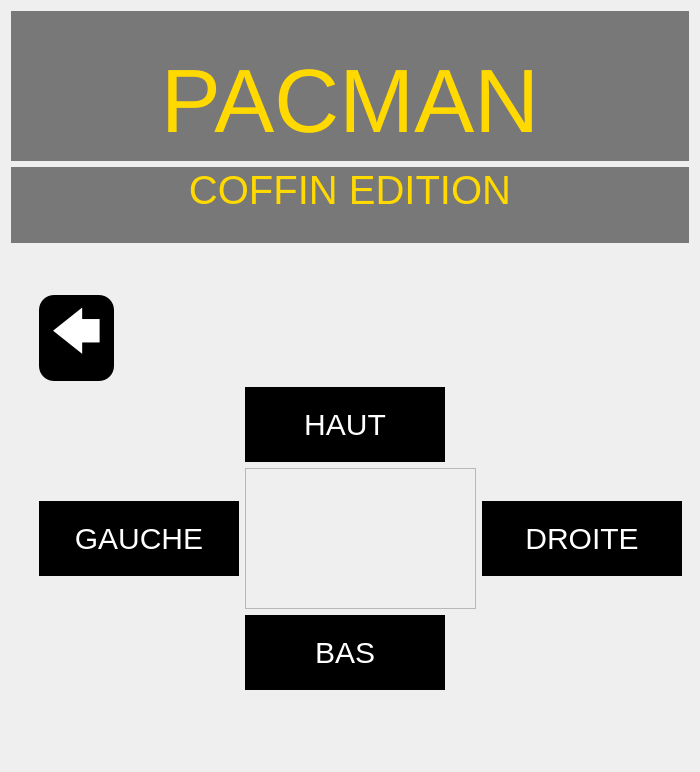
First picture: the form in menu.ui, repository jolignier/pacman, before the edit.
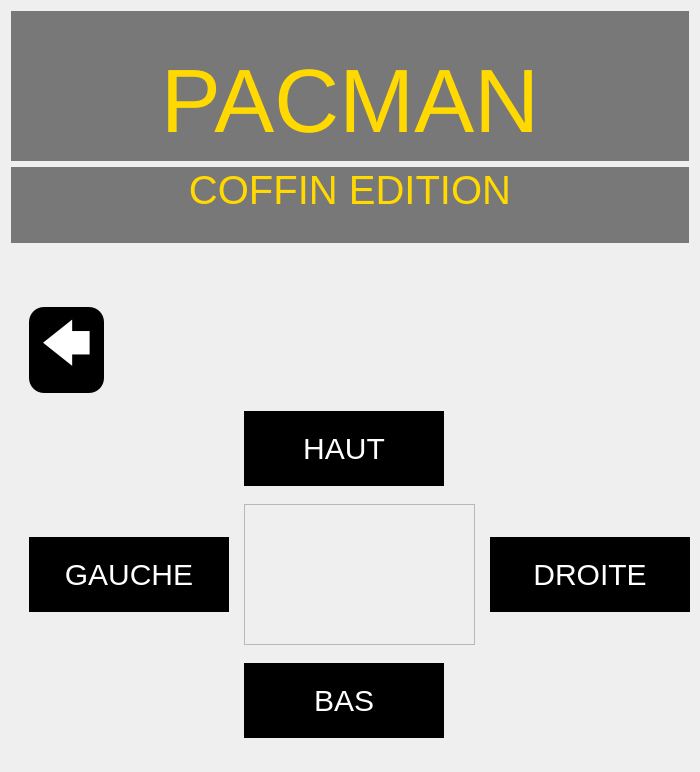
Second picture: the form after the edit. The open tabs and pages were chosen to show the change. Icons and pictures are not drawn.

Commit message: Added score management for menu

```diff
--- a/menu.ui
+++ b/menu.ui
@@ -306,99 +306,7 @@
      </widget>
      <widget class="QWidget" name="helpMenu">
       <layout class="QGridLayout" name="gridLayout">
-       <item row="2" column="1">
-        <widget class="QLabel" name="left">
-         <property name="sizePolicy">
-          <sizepolicy hsizetype="Fixed" vsizetype="Fixed">
-           <horstretch>0</horstretch>
-           <verstretch>0</verstretch>
-          </sizepolicy>
-         </property>
-         <property name="minimumSize">
-          <size>
-           <width>200</width>
-           <height>75</height>
-          </size>
-         </property>
-         <property name="text">
-          <string>GAUCHE</string>
-         </property>
-         <property name="alignment">
-          <set>Qt::AlignCenter</set>
-         </property>
-        </widget>
-       </item>
-       <item row="2" column="0">
-        <spacer name="horizontalSpacer_4">
-         <property name="orientation">
-          <enum>Qt::Horizontal</enum>
-         </property>
-         <property name="sizeHint" stdset="0">
-          <size>
-           <width>40</width>
-           <height>20</height>
-          </size>
-         </property>
-        </spacer>
-       </item>
-       <item row="0" column="2">
-        <spacer name="verticalSpacer_6">
-         <property name="orientation">
-          <enum>Qt::Vertical</enum>
-         </property>
-         <property name="sizeHint" stdset="0">
-          <size>
-           <width>20</width>
-           <height>40</height>
-          </size>
-         </property>
-        </spacer>
-       </item>
-       <item row="0" column="1">
-        <widget class="QPushButton" name="return_btn">
-         <property name="sizePolicy">
-          <sizepolicy hsizetype="Fixed" vsizetype="Fixed">
-           <horstretch>0</horstretch>
-           <verstretch>0</verstretch>
-          </sizepolicy>
-         </property>
-         <property name="minimumSize">
-          <size>
-           <width>75</width>
-           <height>75</height>
-          </size>
-         </property>
-         <property name="styleSheet">
-          <string notr="true"/>
-         </property>
-         <property name="text">
-          <string>🡄</string>
-         </property>
-        </widget>
-       </item>
-       <item row="2" column="3">
-        <widget class="QLabel" name="right">
-         <property name="sizePolicy">
-          <sizepolicy hsizetype="Fixed" vsizetype="Fixed">
-           <horstretch>0</horstretch>
-           <verstretch>0</verstretch>
-          </sizepolicy>
-         </property>
-         <property name="minimumSize">
-          <size>
-           <width>200</width>
-           <height>75</height>
-          </size>
-         </property>
-         <property name="text">
-          <string>DROITE</string>
-         </property>
-         <property name="alignment">
-          <set>Qt::AlignCenter</set>
-         </property>
-        </widget>
-       </item>
-       <item row="1" column="2">
+       <item row="1" column="1">
         <widget class="QLabel" name="up">
          <property name="sizePolicy">
           <sizepolicy hsizetype="Fixed" vsizetype="Fixed">
@@ -420,8 +328,8 @@
          </property>
         </widget>
        </item>
-       <item row="3" column="2">
-        <widget class="QLabel" name="down">
+       <item row="2" column="0">
+        <widget class="QLabel" name="left">
          <property name="sizePolicy">
           <sizepolicy hsizetype="Fixed" vsizetype="Fixed">
            <horstretch>0</horstretch>
@@ -435,40 +343,14 @@
           </size>
          </property>
          <property name="text">
-          <string>BAS</string>
+          <string>GAUCHE</string>
          </property>
          <property name="alignment">
           <set>Qt::AlignCenter</set>
          </property>
         </widget>
        </item>
-       <item row="4" column="2">
-        <spacer name="verticalSpacer_5">
-         <property name="orientation">
-          <enum>Qt::Vertical</enum>
-         </property>
-         <property name="sizeHint" stdset="0">
-          <size>
-           <width>20</width>
-           <height>40</height>
-          </size>
-         </property>
-        </spacer>
-       </item>
-       <item row="2" column="4">
-        <spacer name="horizontalSpacer_3">
-         <property name="orientation">
-          <enum>Qt::Horizontal</enum>
-         </property>
-         <property name="sizeHint" stdset="0">
-          <size>
-           <width>40</width>
-           <height>20</height>
-          </size>
-         </property>
-        </spacer>
-       </item>
-       <item row="2" column="2">
+       <item row="2" column="1">
         <widget class="QFrame" name="arrows_picture">
          <property name="sizePolicy">
           <sizepolicy hsizetype="Fixed" vsizetype="Fixed">
@@ -495,6 +377,72 @@
          </property>
         </widget>
        </item>
+       <item row="0" column="0">
+        <widget class="QPushButton" name="return_btn">
+         <property name="sizePolicy">
+          <sizepolicy hsizetype="Fixed" vsizetype="Fixed">
+           <horstretch>0</horstretch>
+           <verstretch>0</verstretch>
+          </sizepolicy>
+         </property>
+         <property name="minimumSize">
+          <size>
+           <width>75</width>
+           <height>75</height>
+          </size>
+         </property>
+         <property name="styleSheet">
+          <string notr="true"/>
+         </property>
+         <property name="text">
+          <string>🡄</string>
+         </property>
+        </widget>
+       </item>
+       <item row="2" column="2">
+        <widget class="QLabel" name="right">
+         <property name="sizePolicy">
+          <sizepolicy hsizetype="Fixed" vsizetype="Fixed">
+           <horstretch>0</horstretch>
+           <verstretch>0</verstretch>
+          </sizepolicy>
+         </property>
+         <property name="minimumSize">
+          <size>
+           <width>200</width>
+           <height>75</height>
+          </size>
+         </property>
+         <property name="text">
+          <string>DROITE</string>
+         </property>
+         <property name="alignment">
+          <set>Qt::AlignCenter</set>
+         </property>
+        </widget>
+       </item>
+       <item row="3" column="1">
+        <widget class="QLabel" name="down">
+         <property name="sizePolicy">
+          <sizepolicy hsizetype="Fixed" vsizetype="Fixed">
+           <horstretch>0</horstretch>
+           <verstretch>0</verstretch>
+          </sizepolicy>
+         </property>
+         <property name="minimumSize">
+          <size>
+           <width>200</width>
+           <height>75</height>
+          </size>
+         </property>
+         <property name="text">
+          <string>BAS</string>
+         </property>
+         <property name="alignment">
+          <set>Qt::AlignCenter</set>
+         </property>
+        </widget>
+       </item>
       </layout>
      </widget>
      <widget class="QWidget" name="highScoresMenu">
```
Left out of the diff: 120 changed lines with no effect on the pictures. The commit also changes 4 other files.
